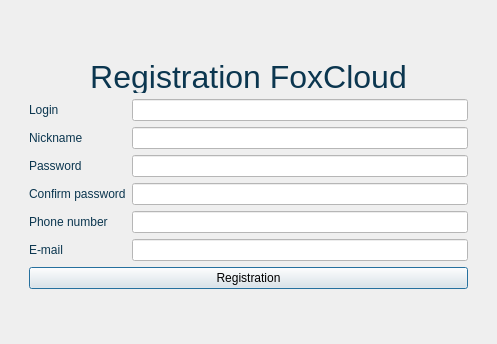
This is client/login.ui in nekosilverfox/foxcloud as Qt 5 draws it before an edit. The edited form follows.
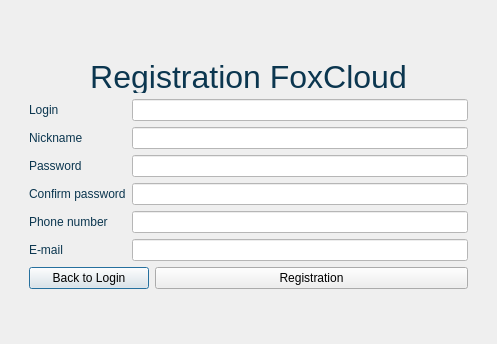
This is the edited form. The open tabs and pages were chosen to show the change. Custom widgets are drawn as their Qt base class.

```diff
--- a/client/login.ui
+++ b/client/login.ui
@@ -495,6 +495,19 @@
              <property name="bottomMargin">
               <number>0</number>
              </property>
+             <item>
+              <widget class="QPushButton" name="btnBackToLogin">
+               <property name="maximumSize">
+                <size>
+                 <width>120</width>
+                 <height>16777215</height>
+                </size>
+               </property>
+               <property name="text">
+                <string>Back to Login</string>
+               </property>
+              </widget>
+             </item>
              <item>
               <widget class="QPushButton" name="btnReg">
                <property name="text">
```
Left out of the diff: 2 changed lines with no effect on the pictures.
